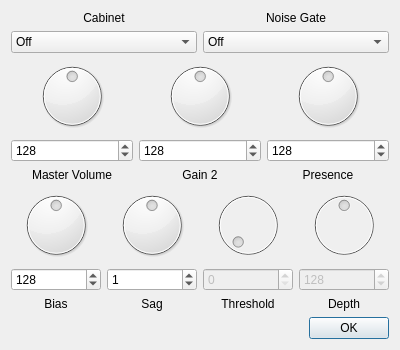
Old version of the form plug/amp_advanced.ui in the repository b2ornot2b/plug.
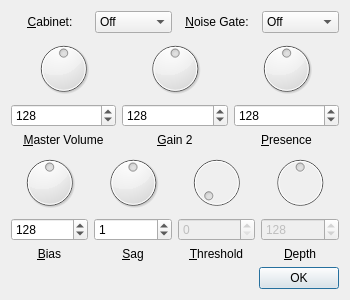
New version of the form.

What changed in the file:
```diff
--- a/plug/amp_advanced.ui
+++ b/plug/amp_advanced.ui
@@ -6,30 +6,34 @@
    <rect>
     <x>0</x>
     <y>0</y>
-    <width>400</width>
-    <height>350</height>
+    <width>350</width>
+    <height>300</height>
    </rect>
   </property>
   <property name="windowTitle">
    <string>Advanced Settings</string>
   </property>
-  <layout class="QVBoxLayout" name="verticalLayout_10">
-   <item>
-    <layout class="QHBoxLayout" name="horizontalLayout_4">
-     <item>
       <layout class="QVBoxLayout" name="verticalLayout">
        <item>
+    <layout class="QHBoxLayout" name="horizontalLayout_4">
+     <item>
         <widget class="QLabel" name="label">
          <property name="text">
-          <string>Cabinet</string>
+        <string>&amp;Cabinet:</string>
          </property>
          <property name="alignment">
           <set>Qt::AlignCenter</set>
          </property>
+       <property name="buddy">
+        <cstring>comboBox</cstring>
+       </property>
         </widget>
        </item>
        <item>
         <widget class="QComboBox" name="comboBox">
+       <property name="maxVisibleItems">
+        <number>13</number>
+       </property>
          <item>
           <property name="text">
            <string>Off</string>
@@ -97,18 +101,17 @@
          </item>
         </widget>
        </item>
-      </layout>
-     </item>
-     <item>
-      <layout class="QVBoxLayout" name="verticalLayout_2">
        <item>
         <widget class="QLabel" name="label_2">
          <property name="text">
-          <string>Noise Gate</string>
+        <string>&amp;Noise Gate:</string>
          </property>
          <property name="alignment">
           <set>Qt::AlignCenter</set>
          </property>
+       <property name="buddy">
+        <cstring>comboBox_2</cstring>
+       </property>
         </widget>
        </item>
        <item>
@@ -147,8 +150,6 @@
        </item>
       </layout>
      </item>
-    </layout>
-   </item>
    <item>
     <layout class="QHBoxLayout" name="horizontalLayout">
      <item>
@@ -176,11 +177,14 @@
        <item>
         <widget class="QLabel" name="label_3">
          <property name="text">
-          <string>Master Volume</string>
+          <string>&amp;Master Volume</string>
          </property>
          <property name="alignment">
           <set>Qt::AlignCenter</set>
          </property>
+         <property name="buddy">
+          <cstring>spinBox</cstring>
+         </property>
         </widget>
        </item>
       </layout>
@@ -210,11 +214,14 @@
        <item>
         <widget class="QLabel" name="label_4">
          <property name="text">
-          <string>Gain 2</string>
+          <string>&amp;Gain 2</string>
          </property>
          <property name="alignment">
           <set>Qt::AlignCenter</set>
          </property>
+         <property name="buddy">
+          <cstring>spinBox_2</cstring>
+         </property>
         </widget>
        </item>
       </layout>
@@ -244,11 +251,14 @@
        <item>
         <widget class="QLabel" name="label_5">
          <property name="text">
-          <string>Presence</string>
+          <string>&amp;Presence</string>
          </property>
          <property name="alignment">
           <set>Qt::AlignCenter</set>
          </property>
+         <property name="buddy">
+          <cstring>spinBox_3</cstring>
+         </property>
         </widget>
        </item>
       </layout>
@@ -282,11 +292,14 @@
        <item>
         <widget class="QLabel" name="label_8">
          <property name="text">
-          <string>Bias</string>
+          <string>&amp;Bias</string>
          </property>
          <property name="alignment">
           <set>Qt::AlignCenter</set>
          </property>
+         <property name="buddy">
+          <cstring>spinBox_6</cstring>
+         </property>
         </widget>
        </item>
       </layout>
@@ -316,11 +329,14 @@
        <item>
         <widget class="QLabel" name="label_9">
          <property name="text">
-          <string>Sag</string>
+          <string>&amp;Sag</string>
          </property>
          <property name="alignment">
           <set>Qt::AlignCenter</set>
          </property>
+         <property name="buddy">
+          <cstring>spinBox_7</cstring>
+         </property>
         </widget>
        </item>
       </layout>
@@ -356,11 +372,14 @@
        <item>
         <widget class="QLabel" name="label_7">
          <property name="text">
-          <string>Threshold</string>
+          <string>&amp;Threshold</string>
          </property>
          <property name="alignment">
           <set>Qt::AlignCenter</set>
          </property>
+         <property name="buddy">
+          <cstring>spinBox_5</cstring>
+         </property>
         </widget>
        </item>
       </layout>
@@ -396,11 +415,14 @@
        <item>
         <widget class="QLabel" name="label_6">
          <property name="text">
-          <string>Depth</string>
+          <string>&amp;Depth</string>
          </property>
          <property name="alignment">
           <set>Qt::AlignCenter</set>
          </property>
+         <property name="buddy">
+          <cstring>spinBox_4</cstring>
+         </property>
         </widget>
        </item>
       </layout>
@@ -427,6 +449,9 @@
        <property name="text">
         <string>OK</string>
        </property>
+       <property name="shortcut">
+        <string>Return</string>
+       </property>
       </widget>
      </item>
     </layout>
```
Lines whose indentation alone changed are shown as unchanged.
